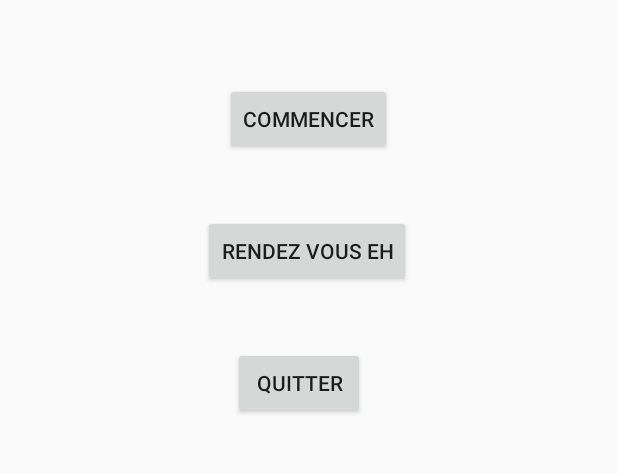
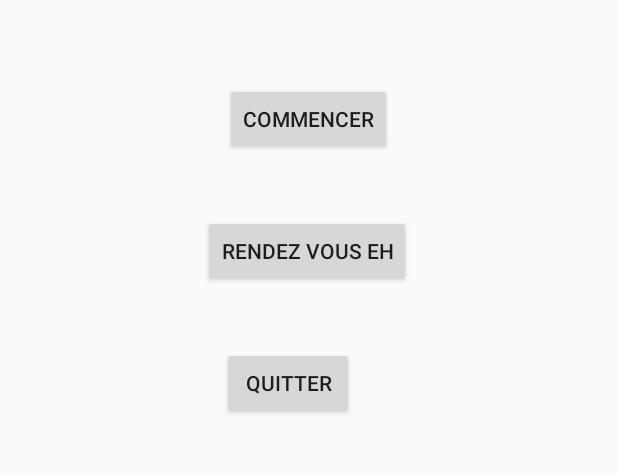
Before and after one commit to Gorgory24/Elemental-Hunter, an Android app: the screen it shows after launch (MainActivity), on a phone screen of 412 x 824 dp, the part 319-792 px from its top. Run offline under Robolectric (Android 15) with nearby library versions, the light colour scheme and no system bars.

Commit message:
Test Bouton main

```diff
--- a/app/src/main/res/layout/activity_main.xml
+++ b/app/src/main/res/layout/activity_main.xml
@@ -23,8 +23,8 @@
         android:layout_width="wrap_content"
         android:layout_height="wrap_content"
         android:layout_marginStart="150dp"
-        android:layout_marginLeft="150dp"
-        android:layout_marginTop="55dp"
+        android:layout_marginLeft="150sp"
+        android:layout_marginTop="55sp"
         android:text="Commencer"
         app:layout_constraintStart_toStartOf="parent"
         app:layout_constraintTop_toBottomOf="@+id/textView" />
@@ -34,8 +34,8 @@
         android:layout_width="wrap_content"
         android:layout_height="wrap_content"
         android:layout_marginStart="135dp"
-        android:layout_marginLeft="135dp"
-        android:layout_marginTop="40dp"
+        android:layout_marginLeft="135sp"
+        android:layout_marginTop="40sp"
         android:text="Rendez vous EH"
         app:layout_constraintStart_toStartOf="parent"
         app:layout_constraintTop_toBottomOf="@+id/BoutonCommencer" />
@@ -44,8 +44,8 @@
         android:id="@+id/BoutonQuitter"
         android:layout_width="wrap_content"
         android:layout_height="wrap_content"
-        android:layout_marginStart="155dp"
-        android:layout_marginLeft="155dp"
+        android:layout_marginStart="148dp"
+        android:layout_marginLeft="148dp"
         android:layout_marginTop="40dp"
         android:onClick="Quit"
         android:text="Quitter"
```
